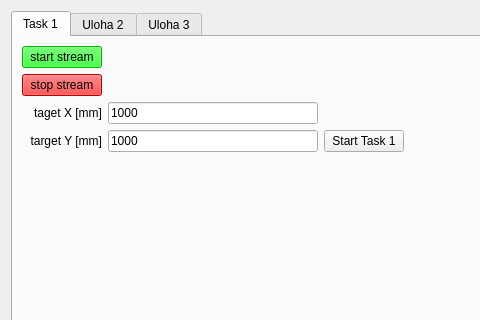
The window that irobot/iRobotGUI.ui (amirhammad/iRobotCreate) describes before a commit, drawn with Qt 5; both pictures show x 0 to 480 and y 0 to 320 of the 722 by 402 pixel window.
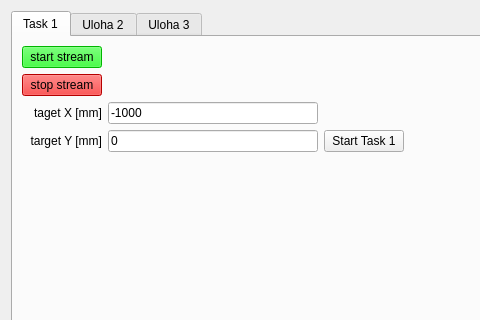
The same window after the commit.

Commit message:
So close... but working! finally
delete propagation of values via argument, but via reference to class sensors

The edit to the form file:
```diff
--- a/irobot/iRobotGUI.ui
+++ b/irobot/iRobotGUI.ui
@@ -1790,14 +1790,14 @@
        <item row="3" column="1">
         <widget class="QLineEdit" name="task1LineEditTargetY">
          <property name="text">
-          <string>1000</string>
+          <string>0</string>
          </property>
         </widget>
        </item>
        <item row="2" column="1">
         <widget class="QLineEdit" name="task1LineEditTargetX">
          <property name="text">
-          <string>1000</string>
+          <string>-1000</string>
          </property>
         </widget>
        </item>
```
The commit also changes 1 other file.
